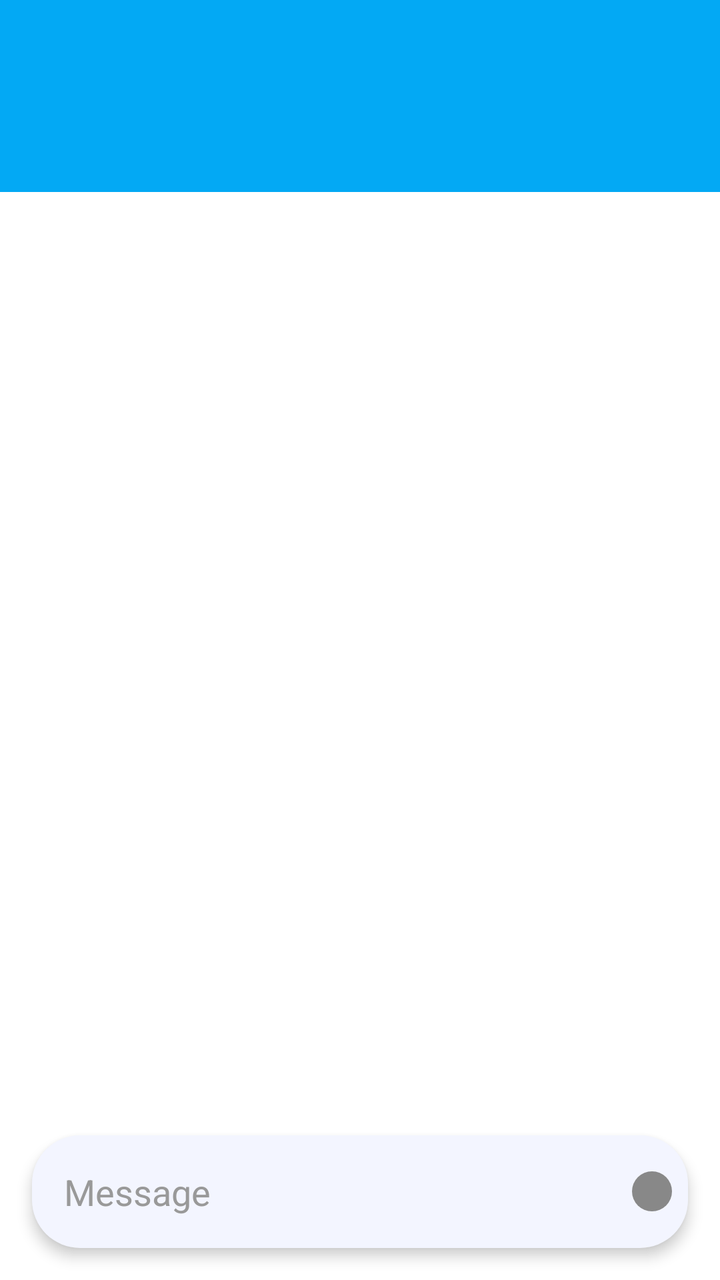
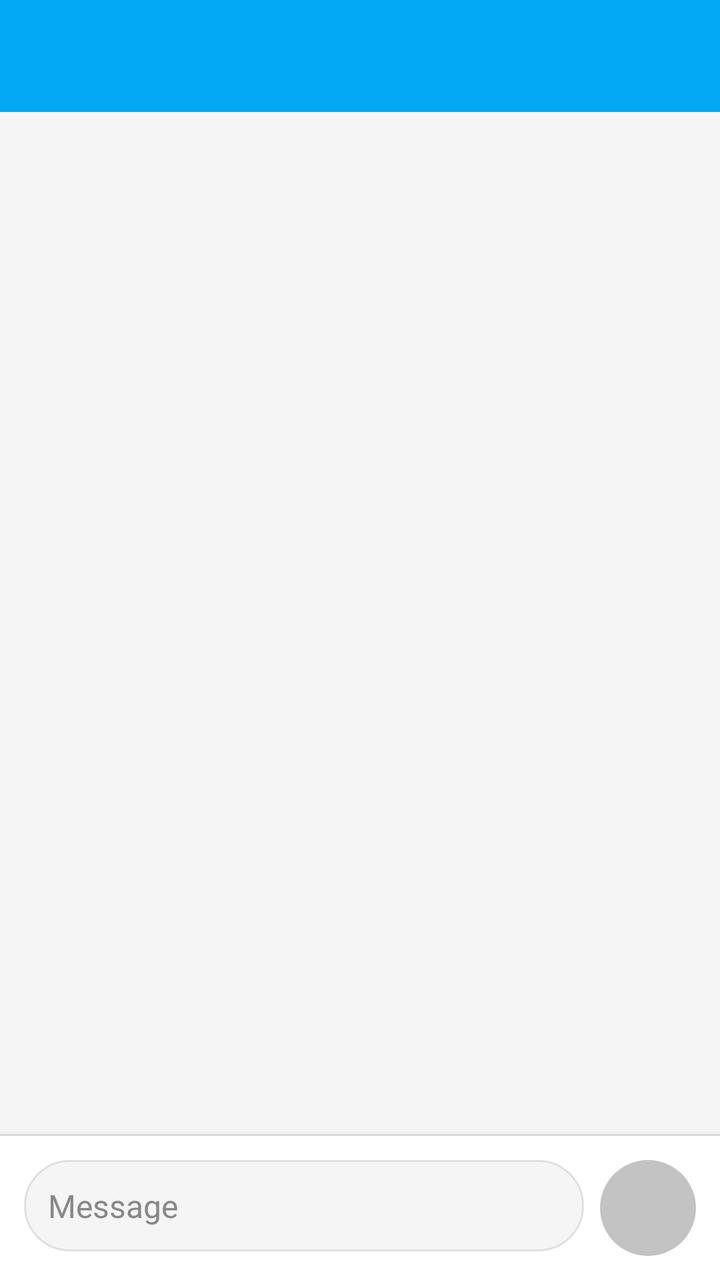

Two renders of the same Android screen: before a commit and after it. Below are the layout's source before the change and the commit's diff.
<!-- AndroidManifest.xml: application theme Theme.MessengerApp -->
<!-- res/layout/activity_chat.xml -->
<?xml version="1.0" encoding="utf-8"?>
<androidx.constraintlayout.widget.ConstraintLayout
    xmlns:android="http://schemas.android.com/apk/res/android"
    xmlns:app="http://schemas.android.com/apk/res-auto"
    android:layout_width="match_parent"
    android:layout_height="match_parent"
    android:background="@color/white">

    <androidx.appcompat.widget.Toolbar
        android:id="@+id/chatToolbar"
        android:layout_width="0dp"
        android:layout_height="@dimen/toolbar_height"
        android:background="@color/primary"
        app:titleTextColor="@android:color/white"
        app:layout_constraintTop_toTopOf="parent"
        app:layout_constraintStart_toStartOf="parent"
        app:layout_constraintEnd_toEndOf="parent" />

    <androidx.recyclerview.widget.RecyclerView
        android:id="@+id/recyclerMessages"
        android:layout_width="0dp"
        android:layout_height="0dp"
        android:clipToPadding="false"
        android:padding="@dimen/message_input_margin"
        app:layout_constraintTop_toBottomOf="@id/chatToolbar"
        app:layout_constraintBottom_toTopOf="@id/messageContainer"
        app:layout_constraintStart_toStartOf="parent"
        app:layout_constraintEnd_toEndOf="parent" />

    <LinearLayout
        android:id="@+id/messageContainer"
        android:layout_width="0dp"
        android:layout_height="wrap_content"
        android:orientation="horizontal"
        android:background="@drawable/edit_text"
        android:padding="@dimen/message_container_padding"
        android:layout_margin="@dimen/message_input_margin"
        android:elevation="4dp"
        app:layout_constraintBottom_toBottomOf="parent"
        app:layout_constraintStart_toStartOf="parent"
        app:layout_constraintEnd_toEndOf="parent">

        <EditText
            android:id="@+id/etMessage"
            android:layout_width="0dp"
            android:layout_height="wrap_content"
            android:hint="@string/write_message"
            android:layout_weight="1"
            android:background="@android:color/transparent"
            android:padding="@dimen/message_input_padding"
            android:maxLines="4"
            android:textColor="@color/black"
            android:textColorHint="#999999" />

        <ImageButton
            android:id="@+id/btnSend"
            android:layout_width="@dimen/send_button_size"
            android:layout_height="@dimen/send_button_size"
            android:layout_gravity="center"
            android:src="@drawable/send_button_shape"
            android:background="@android:color/transparent"
            android:contentDescription="@string/send" />
    </LinearLayout>

</androidx.constraintlayout.widget.ConstraintLayout>
<!-- resources referenced by this layout -->
<resources>
  <color name="black">#FF000000</color>
  <color name="primary">#03A9F4</color>
  <color name="white">#FFFFFFFF</color>
  <dimen name="message_container_padding">8dp</dimen>
  <dimen name="message_input_margin">16dp</dimen>
  <dimen name="message_input_padding">8dp</dimen>
  <dimen name="send_button_size">20dp</dimen>
  <dimen name="toolbar_height">96dp</dimen>
  <!-- drawable edit_text (drawable) -->
  <shape xmlns:android="http://schemas.android.com/apk/res/android">
      <solid android:color="#F3F5FF" />
      <corners android:radius="24dp" />
  </shape>
  <!-- drawable send_button_shape (drawable) -->
  <shape xmlns:android="http://schemas.android.com/apk/res/android"
      android:shape="oval">
      <solid android:color="@color/grey" />
  </shape>
  <string name="send">Send</string>
  <string name="write_message">Message</string>
  <style name="Theme.MessengerApp" parent="Base.Theme.MessengerApp" />
  <color name="grey">#888888</color>
  <style name="Base.Theme.MessengerApp" parent="Theme.Material3.DayNight.NoActionBar">
          
          
      </style>
</resources>

<!-- the commit's change to res/layout/activity_chat.xml (unified diff, before → after) -->
@@ -9,8 +9,9 @@
     <androidx.appcompat.widget.Toolbar
         android:id="@+id/chatToolbar"
         android:layout_width="0dp"
-        android:layout_height="@dimen/toolbar_height"
+        android:layout_height="56dp"
         android:background="@color/primary"
+        android:elevation="4dp"
         app:titleTextColor="@android:color/white"
         app:layout_constraintTop_toTopOf="parent"
         app:layout_constraintStart_toStartOf="parent"
@@ -21,21 +22,30 @@
         android:layout_width="0dp"
         android:layout_height="0dp"
         android:clipToPadding="false"
-        android:padding="@dimen/message_input_margin"
+        android:padding="8dp"
+        android:background="#F5F5F5"
         app:layout_constraintTop_toBottomOf="@id/chatToolbar"
-        app:layout_constraintBottom_toTopOf="@id/messageContainer"
+        app:layout_constraintBottom_toTopOf="@id/messageInputContainer"
+        app:layout_constraintStart_toStartOf="parent"
+        app:layout_constraintEnd_toEndOf="parent" />
+
+    <View
+        android:id="@+id/divider"
+        android:layout_width="0dp"
+        android:layout_height="1dp"
+        android:background="#E0E0E0"
+        app:layout_constraintBottom_toTopOf="@id/messageInputContainer"
         app:layout_constraintStart_toStartOf="parent"
         app:layout_constraintEnd_toEndOf="parent" />
 
     <LinearLayout
-        android:id="@+id/messageContainer"
+        android:id="@+id/messageInputContainer"
         android:layout_width="0dp"
         android:layout_height="wrap_content"
         android:orientation="horizontal"
-        android:background="@drawable/edit_text"
-        android:padding="@dimen/message_container_padding"
-        android:layout_margin="@dimen/message_input_margin"
-        android:elevation="4dp"
+        android:background="@color/white"
+        android:padding="12dp"
+        android:elevation="8dp"
         app:layout_constraintBottom_toBottomOf="parent"
         app:layout_constraintStart_toStartOf="parent"
         app:layout_constraintEnd_toEndOf="parent">
@@ -44,22 +54,28 @@
             android:id="@+id/etMessage"
             android:layout_width="0dp"
             android:layout_height="wrap_content"
+            android:layout_weight="1"
+            android:background="@drawable/message_input_background"
             android:hint="@string/write_message"
-            android:layout_weight="1"
-            android:background="@android:color/transparent"
-            android:padding="@dimen/message_input_padding"
+            android:padding="12dp"
             android:maxLines="4"
             android:textColor="@color/black"
-            android:textColorHint="#999999" />
+            android:textColorHint="@color/grey"
+            android:textSize="16sp"
+            android:imeOptions="actionSend"
+            android:inputType="textMultiLine|textCapSentences" />
 
         <ImageButton
             android:id="@+id/btnSend"
-            android:layout_width="@dimen/send_button_size"
-            android:layout_height="@dimen/send_button_size"
+            android:layout_width="48dp"
+            android:layout_height="48dp"
             android:layout_gravity="center"
-            android:src="@drawable/send_button_shape"
-            android:background="@android:color/transparent"
-            android:contentDescription="@string/send" />
+            android:layout_marginStart="8dp"
+            android:background="@drawable/send_button_shape"
+            android:contentDescription="@string/send"
+            android:enabled="false"
+            android:alpha="0.5" />
+
     </LinearLayout>
 
 </androidx.constraintlayout.widget.ConstraintLayout>
<!-- resource entries referenced after the edit -->
@@ -3,15 +3,13 @@
   <color name="black">#FF000000</color>
   <color name="primary">#03A9F4</color>
   <color name="white">#FFFFFFFF</color>
-  <dimen name="message_container_padding">8dp</dimen>
-  <dimen name="message_input_margin">16dp</dimen>
-  <dimen name="message_input_padding">8dp</dimen>
-  <dimen name="send_button_size">20dp</dimen>
-  <dimen name="toolbar_height">96dp</dimen>
-  <!-- drawable edit_text (drawable) -->
-  <shape xmlns:android="http://schemas.android.com/apk/res/android">
-      <solid android:color="#F3F5FF" />
+  <!-- drawable message_input_background (drawable) -->
+  <?xml version="1.0" encoding="utf-8"?>
+  <shape xmlns:android="http://schemas.android.com/apk/res/android"
+      android:shape="rectangle">
+      <solid android:color="#F5F5F5" />
       <corners android:radius="24dp" />
+      <stroke android:width="1dp" android:color="#E0E0E0" />
   </shape>
   <!-- drawable send_button_shape (drawable) -->
   <shape xmlns:android="http://schemas.android.com/apk/res/android"
